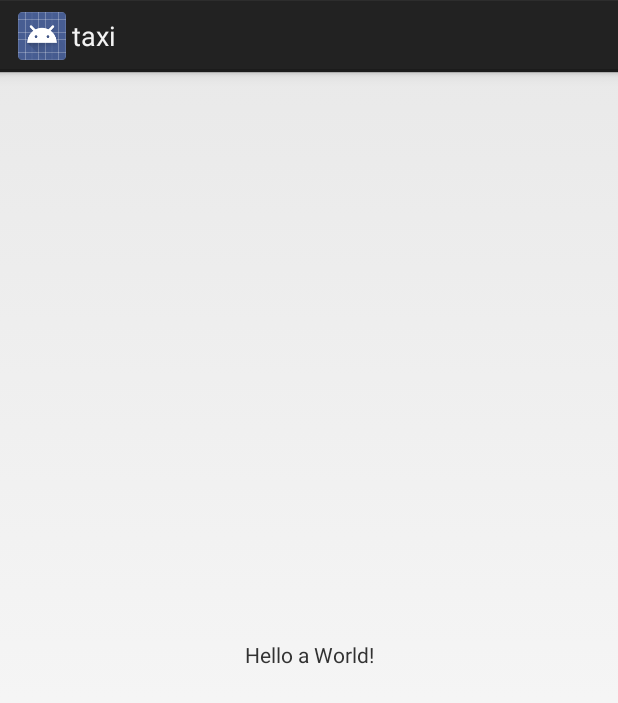
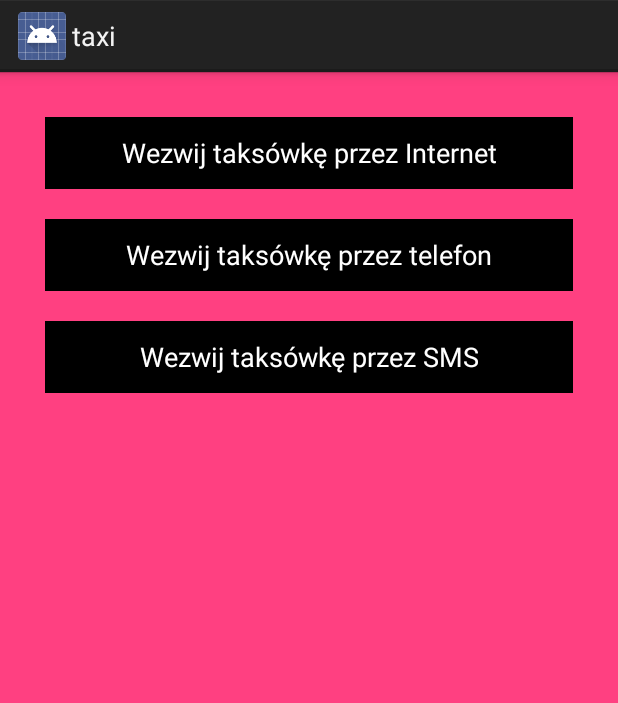
Before and after one commit to 123andrzej123/TaxiCustomer, an Android app: the screen it shows after launch (TaxiActivity), on a phone screen of 412 x 824 dp. Shown: the top 703 px of the screen. Run offline under Robolectric (Android 15) with nearby library versions, the phone set to English and light mode, and no system bars.

Commit message:
call a taxi by: phone, simple sms

```diff
--- a/app/build.gradle
+++ b/app/build.gradle
@@ -4,7 +4,7 @@ android {
     compileSdkVersion 26
     defaultConfig {
         applicationId "com.example.a123andrzej123.taxi"
-        minSdkVersion 15
+        minSdkVersion 14
         targetSdkVersion 26
         versionCode 1
         versionName "1.0"
@@ -19,9 +19,11 @@ android {
 }
 
 dependencies {
-    implementation fileTree(dir: 'libs', include: ['*.jar'])
+    implementation fileTree(include: ['*.jar'], dir: 'libs')
     implementation 'com.android.support.constraint:constraint-layout:1.0.2'
     testImplementation 'junit:junit:4.12'
     androidTestImplementation 'com.android.support.test:runner:1.0.1'
     androidTestImplementation 'com.android.support.test.espresso:espresso-core:3.0.1'
+    implementation 'com.google.android.gms:play-services-location:11.8.0'
+    implementation 'com.android.support:support-v4:25.4.0'
 }
--- a/app/src/main/AndroidManifest.xml
+++ b/app/src/main/AndroidManifest.xml
@@ -1,6 +1,11 @@
 <?xml version="1.0" encoding="utf-8"?>
 <manifest xmlns:android="http://schemas.android.com/apk/res/android"
     package="com.example.a123andrzej123.taxi">
+
+    <uses-permission android:name="android.permission.CALL_PHONE"/>
+    <uses-permission android:name="android.permission.ACCESS_COARSE_LOCATION"/>
+
+
 
     <application
         android:allowBackup="true"
--- a/app/src/main/res/layout/activity_taxi.xml
+++ b/app/src/main/res/layout/activity_taxi.xml
@@ -1,18 +1,42 @@
 <?xml version="1.0" encoding="utf-8"?>
-<android.support.constraint.ConstraintLayout xmlns:android="http://schemas.android.com/apk/res/android"
-    xmlns:app="http://schemas.android.com/apk/res-auto"
+<LinearLayout xmlns:android="http://schemas.android.com/apk/res/android"
     xmlns:tools="http://schemas.android.com/tools"
     android:layout_width="match_parent"
     android:layout_height="match_parent"
+    android:background="@color/colorAccent"
+    android:orientation="vertical"
+    android:padding="20dp"
     tools:context="com.example.a123andrzej123.taxi.TaxiActivity">
 
-    <TextView
-        android:layout_width="wrap_content"
+    <Button
+        android:layout_width="match_parent"
         android:layout_height="wrap_content"
-        android:text="Hello a World!"
-        app:layout_constraintBottom_toBottomOf="parent"
-        app:layout_constraintLeft_toLeftOf="parent"
-        app:layout_constraintRight_toRightOf="parent"
-        app:layout_constraintTop_toTopOf="parent" />
+        android:layout_gravity="center_horizontal"
+        android:background="@color/colorBlack"
+        android:layout_margin="10dp"
+        android:onClick="callTaxiInternet"
+        android:text="@string/call_taxi_internet"
+        android:textColor="@color/colorWhite" />
 
-</android.support.constraint.ConstraintLayout>
+    <Button
+        android:id="@+id/buttonCallTaxiPhone"
+        android:layout_width="match_parent"
+        android:layout_height="wrap_content"
+        android:layout_gravity="center_horizontal"
+        android:background="@color/colorBlack"
+        android:onClick="callTaxiPhone"
+        android:layout_margin="10dp"
+        android:text="@string/call_taxi_phone"
+        android:textColor="@color/colorWhite" />
+
+    <Button
+        android:layout_width="match_parent"
+        android:layout_height="wrap_content"
+        android:layout_gravity="center_horizontal"
+        android:background="@color/colorBlack"
+        android:onClick="callTaxiSms"
+        android:layout_margin="10dp"
+        android:text="@string/call_taxi_sms"
+        android:textColor="@color/colorWhite" />
+
+</LinearLayout>
--- a/app/src/main/res/values/colors.xml
+++ b/app/src/main/res/values/colors.xml
@@ -3,4 +3,7 @@
     <color name="colorPrimary">#3F51B5</color>
     <color name="colorPrimaryDark">#303F9F</color>
     <color name="colorAccent">#FF4081</color>
+    <color name="colorWhite">#FFFFFF</color>
+    <color name="colorBlack">#000000</color>
+    <color name="colorGrey">#AAAAAA</color>
 </resources>
--- a/app/src/main/res/values/strings.xml
+++ b/app/src/main/res/values/strings.xml
@@ -1,3 +1,12 @@
 <resources>
     <string name="app_name">taxi</string>
+    <string name="call_taxi_phone">Wezwij taksówkę przez telefon</string>
+    <string name="call_taxi_internet">Wezwij taksówkę przez Internet</string>
+    <string name="call_taxi_sms">Wezwij taksówkę przez SMS</string>
+
+    <string name="call_taxi_phone_na">Opcja: "Wezwij taksówkę przez telefon" nie dostępna</string>
+    <string name="call_taxi_internet_na">Opcja: "Wezwij taksówkę przez Internet" nie jest jeszcze dostępna</string>
+
+    <string name="call_taxi_sms_simple_body">Przyjedź po mnie, czekam tu: </string>
+
 </resources>
--- a/build.gradle
+++ b/build.gradle
@@ -8,7 +8,6 @@ buildscript {
     }
     dependencies {
         classpath 'com.android.tools.build:gradle:3.0.1'
-
 
         // NOTE: Do not place your application dependencies here; they belong
         // in the individual module build.gradle files
```
Also changed, not shown: app/src/main/java/com/example/a123andrzej123/taxi/TaxiActivity.java (+79 -0 lines).
